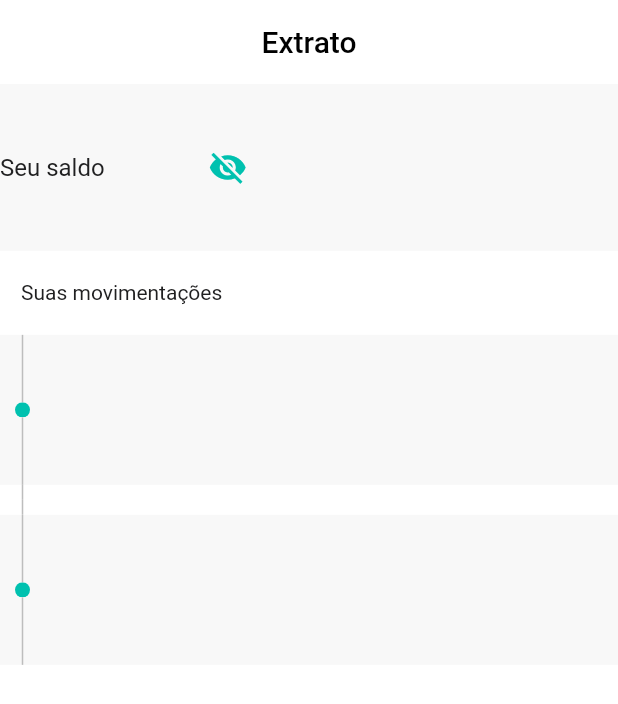
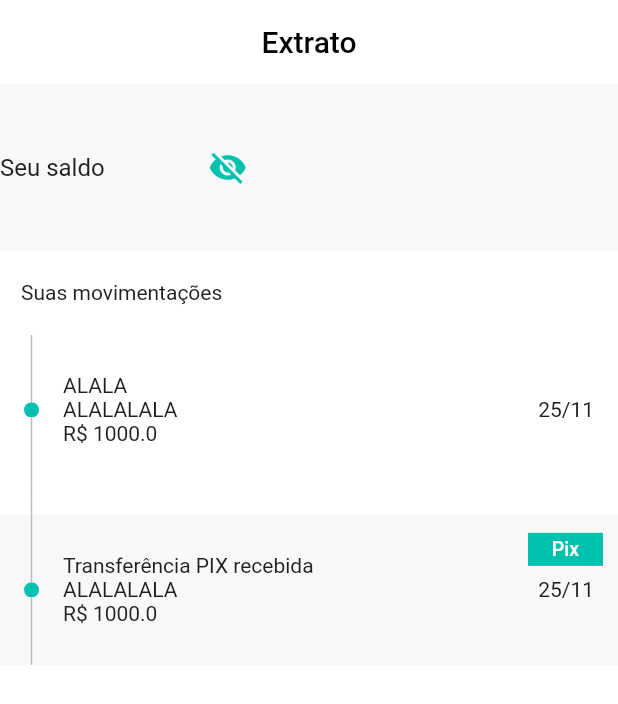
Before and after one commit to e-meyer/zelen-bank, a Flutter app: the screen it shows after launch, on a phone screen of 412 x 824 dp. Shown: the top 704 px of the screen. Run offline on Flutter 3.47's test engine with Material 2 defaults, Android fonts, the phone set to English and light mode, and no system bars; our stand-ins replace equatable, get_it, shared_preferences.

Commit message:
feat: add TransactionEntity structure in the CustomTimelineWidget component and implemented support to pix cards

```diff
--- a/lib/layers/presentation/ui/statement_screen/components/custom_timeline_divider_widget.dart
+++ b/lib/layers/presentation/ui/statement_screen/components/custom_timeline_divider_widget.dart
@@ -3,19 +3,19 @@ import 'package:flutter/material.dart';
 import '../../../../../core/utils/constants/colors_constants.dart';
 
 class CustomTimelineDividerWidget extends StatelessWidget {
-  const CustomTimelineDividerWidget({super.key, required this.screenSize});
-
-  final Size screenSize;
+  const CustomTimelineDividerWidget({super.key});
 
   @override
   Widget build(BuildContext context) {
+    final screenSize = MediaQuery.of(context).size;
+
     return SizedBox(
       width: screenSize.width,
       height: 20,
       child: Row(
         children: [
           Padding(
-            padding: const EdgeInsets.only(left: 10),
+            padding: const EdgeInsets.only(left: 16),
             child: Column(
               children: [
                 Container(
--- a/lib/layers/presentation/ui/statement_screen/components/custom_timeline_widget.dart
+++ b/lib/layers/presentation/ui/statement_screen/components/custom_timeline_widget.dart
@@ -1,25 +1,33 @@
 import 'package:flutter/material.dart';
+import 'package:zelenbank/layers/domain/entities/transaction_entity.dart';
 
 import '../../../../../core/utils/constants/colors_constants.dart';
 
 class CustomTimelineWidget extends StatelessWidget {
   const CustomTimelineWidget({
     super.key,
-    required this.screenSize,
+    required this.transactionEntity,
   });
 
-  final Size screenSize;
+  final TransactionEntity transactionEntity;
 
   @override
   Widget build(BuildContext context) {
-    return Container(
-      color: kLightGrey,
+    final screenSize = MediaQuery.of(context).size;
+    final theme = Theme.of(context);
+
+    return InkWell(
+      onTap: () {},
+      child: Container(
+        color: isTransactionTypePix() ? kLightGrey : kPlainWhite,
         width: screenSize.width,
         height: 100,
-      child: Row(
+        child: Stack(
+          children: [
+            Row(
               children: [
                 Padding(
-            padding: const EdgeInsets.only(left: 10),
+                  padding: const EdgeInsets.only(left: 16),
                   child: Column(
                     children: [
                       Container(
@@ -47,8 +55,62 @@ class CustomTimelineWidget extends StatelessWidget {
                     ],
                   ),
                 ),
+                Expanded(
+                  child: Padding(
+                    padding: const EdgeInsets.symmetric(horizontal: 16),
+                    child: Row(
+                      mainAxisAlignment: MainAxisAlignment.spaceBetween,
+                      children: [
+                        Expanded(
+                          child: Column(
+                            mainAxisAlignment: MainAxisAlignment.center,
+                            crossAxisAlignment: CrossAxisAlignment.start,
+                            children: [
+                              Text(transactionEntity.description),
+                              Text(transactionEntity.targetName),
+                              Text('R\$ ${transactionEntity.amount}')
                             ],
+                          ),
+                        ),
+                        Text(
+                          '${transactionEntity.createdAt.day}/${transactionEntity.createdAt.month}',
+                        ),
+                      ],
+                    ),
+                  ),
+                )
+              ],
+            ),
+            isTransactionTypePix()
+                ? Padding(
+                    padding: const EdgeInsets.only(top: 12, right: 10),
+                    child: Align(
+                      alignment: Alignment.topRight,
+                      child: Container(
+                        height: 22,
+                        width: 50,
+                        color: theme.primaryColor,
+                        child: Center(
+                          child: Text(
+                            'Pix',
+                            style: TextStyle(
+                              color: kPlainWhite,
+                              fontWeight: FontWeight.w500,
+                              fontSize: 13,
+                            ),
+                          ),
+                        ),
+                      ),
+                    ),
+                  )
+                : Container(),
+          ],
+        ),
       ),
     );
   }
+
+  bool isTransactionTypePix() {
+    return transactionEntity.transactionType.contains('PIXCASHIN');
   }
+}
--- a/lib/layers/presentation/ui/statement_screen/view/statement_screen.dart
+++ b/lib/layers/presentation/ui/statement_screen/view/statement_screen.dart
@@ -1,4 +1,5 @@
 import 'package:flutter/material.dart';
+import 'package:zelenbank/layers/domain/entities/transaction_entity.dart';
 import 'package:zelenbank/layers/presentation/ui/statement_screen/components/app_bar_method.dart';
 import 'package:zelenbank/layers/presentation/ui/statement_screen/components/custom_timeline_divider_widget.dart';
 import 'package:zelenbank/layers/presentation/ui/statement_screen/components/custom_timeline_widget.dart';
@@ -52,9 +53,27 @@ class StatementScreen extends StatelessWidget {
             ),
             child: Text('Suas movimentações'),
           ),
-          CustomTimelineWidget(screenSize: screenSize),
-          CustomTimelineDividerWidget(screenSize: screenSize),
-          CustomTimelineWidget(screenSize: screenSize),
+          CustomTimelineWidget(
+            transactionEntity: TransactionEntity(
+              id: 'ABC',
+              amount: 1000,
+              createdAt: DateTime.now(),
+              transactionType: 'IN',
+              description: 'ALALA',
+              targetName: 'ALALALALA',
+            ),
+          ),
+          CustomTimelineDividerWidget(),
+          CustomTimelineWidget(
+            transactionEntity: TransactionEntity(
+              id: 'ABC',
+              amount: 1000,
+              createdAt: DateTime.now(),
+              transactionType: 'PIXCASHIN',
+              description: 'Transferência PIX recebida',
+              targetName: 'ALALALALA',
+            ),
+          ),
         ],
       ),
     );
```
Lines whose indentation alone changed are shown as unchanged.
